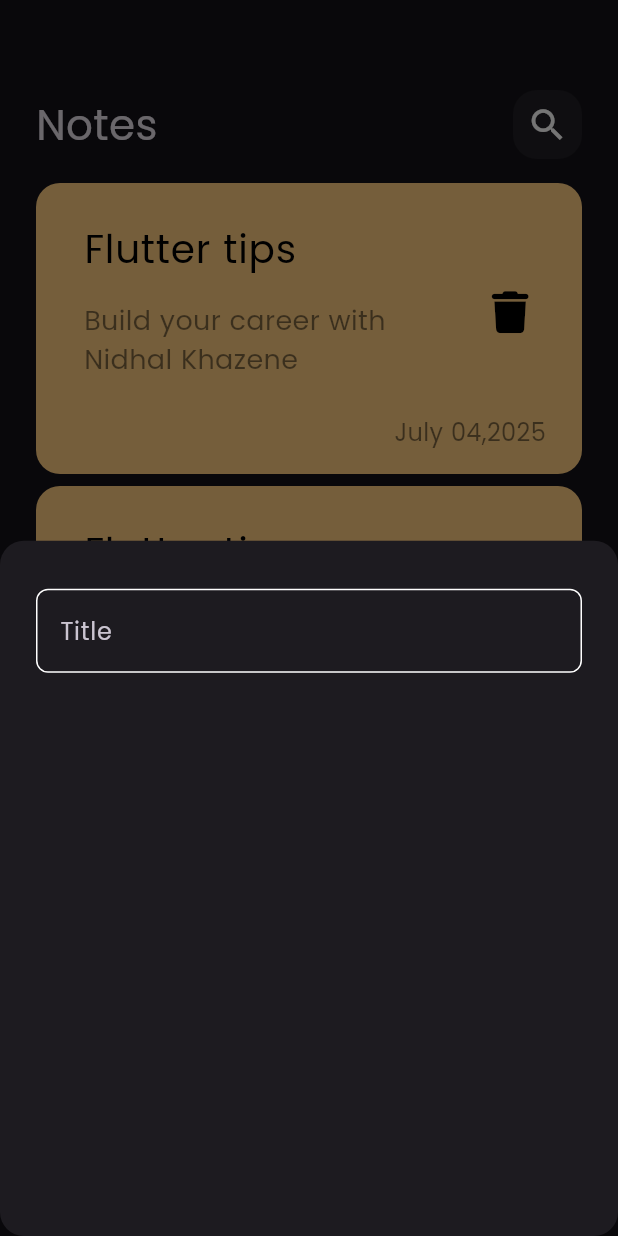
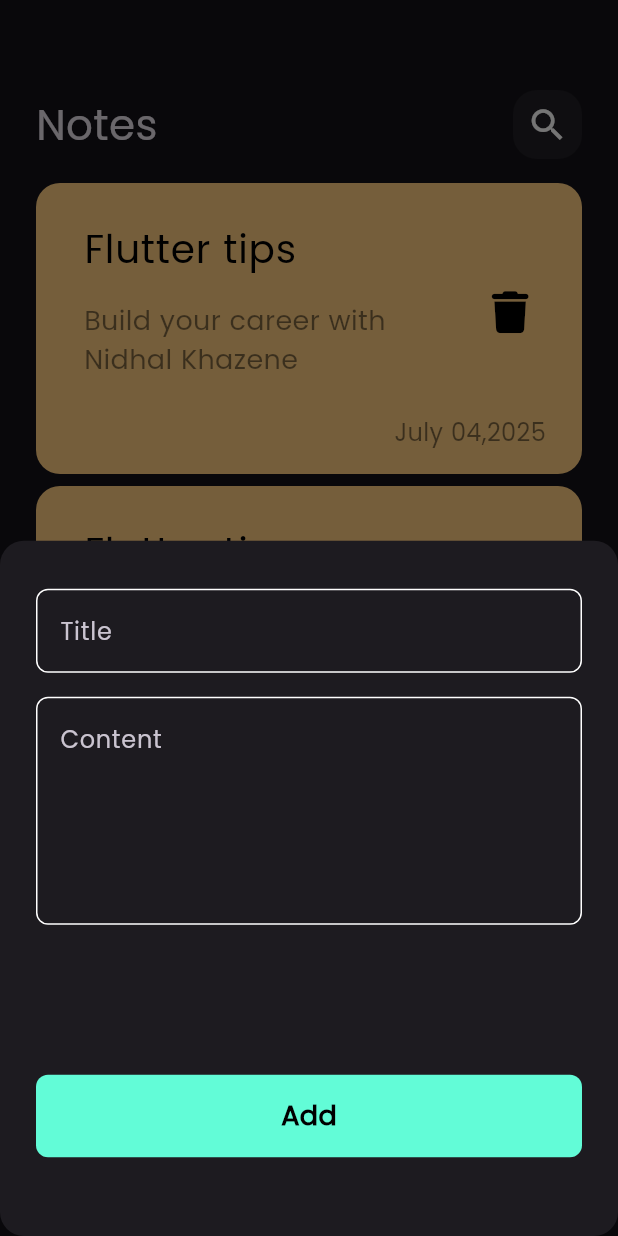
Before and after one commit to Nidhal-Khazene/Notes-mobile-app, a Flutter app: the screen it shows after launch, after a tap on the "add" icon, on a phone screen of 412 x 824 dp. Run offline on Flutter 3.47's test engine with Material 3 defaults, Android fonts, the phone set to English and light mode, and no system bars; our stand-ins replace font_awesome_flutter.

Commit message:
add custom button

```diff
--- a/lib/widgets/add_note_bottom_sheet.dart
+++ b/lib/widgets/add_note_bottom_sheet.dart
@@ -1,4 +1,5 @@
 import 'package:flutter/cupertino.dart';
+import 'package:notes_app/widgets/custom_widgets/custom_button.dart';
 import 'package:notes_app/widgets/custom_widgets/custom_text_field.dart';
 
 class AddNoteBottomSheet extends StatelessWidget {
@@ -8,7 +9,19 @@ class AddNoteBottomSheet extends StatelessWidget {
   Widget build(BuildContext context) {
     return Padding(
       padding: EdgeInsets.symmetric(horizontal: 24),
-      child: Column(children: [SizedBox(height: 32), CustomTextField()]),
+      child: SingleChildScrollView(
+        child: Column(
+          children: [
+            SizedBox(height: 32),
+            CustomTextField(hint: "Title"),
+            SizedBox(height: 16),
+            CustomTextField(hint: "Content", maxLines: 5),
+            SizedBox(height: 100),
+            CustomButton(),
+            SizedBox(height: 200),
+          ],
+        ),
+      ),
     );
   }
 }
--- /dev/null
+++ b/lib/widgets/custom_widgets/custom_button.dart
@@ -0,0 +1,28 @@
+import 'package:flutter/material.dart';
+import 'package:notes_app/constant.dart';
+
+class CustomButton extends StatelessWidget {
+  const CustomButton({super.key});
+
+  @override
+  Widget build(BuildContext context) {
+    return Container(
+      width: MediaQuery.of(context).size.width,
+      height: 55,
+      decoration: BoxDecoration(
+        color: Color(kPrimaryColor),
+        borderRadius: BorderRadius.circular(8),
+      ),
+      child: Center(
+        child: Text(
+          "Add",
+          style: TextStyle(
+            color: Colors.black,
+            fontSize: 18,
+            fontWeight: FontWeight.bold,
+          ),
+        ),
+      ),
+    );
+  }
+}
--- a/lib/widgets/custom_widgets/custom_text_field.dart
+++ b/lib/widgets/custom_widgets/custom_text_field.dart
@@ -2,14 +2,16 @@ import 'package:flutter/material.dart';
 import 'package:notes_app/constant.dart';
 
 class CustomTextField extends StatelessWidget {
-  const CustomTextField({super.key});
-
+  const CustomTextField({super.key, required this.hint, this.maxLines = 1});
+  final String hint;
+  final int maxLines;
   @override
   Widget build(BuildContext context) {
     return TextField(
+      maxLines: maxLines,
       cursorColor: Color(kPrimaryColor),
       decoration: InputDecoration(
-        hintText: "Title",
+        hintText: hint,
         border: buildBorder(),
         enabledBorder: buildBorder(),
         focusedBorder: buildBorder(color: Color(kPrimaryColor)),
```
